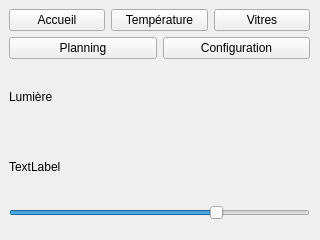
kimchicharlie/Envio, file thermostat/Thermostat/lumWindow.ui: the form before one commit.
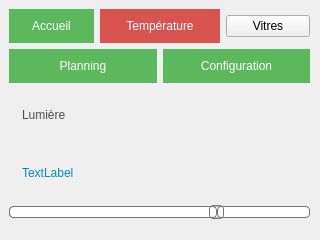
The form after the commit.

```diff
--- a/thermostat/Thermostat/lumWindow.ui
+++ b/thermostat/Thermostat/lumWindow.ui
@@ -31,6 +31,31 @@
       <layout class="QHBoxLayout" name="horizontalLayoutBtn1">
        <item>
         <widget class="QPushButton" name="AccueilBtn">
+         <property name="styleSheet">
+          <string notr="true">QPushButton
+{
+	font-family:&quot;Montserrat&quot;, sans-serif;
+	text-transform: uppercase;
+	outline: 0;
+	background: #5cb85c;
+	border: 0;
+	padding: 10px;
+	color: #FFFFFF;
+	font-size: 12px;
+}
+
+QPushButton:hover
+{
+	font-family:&quot;Montserrat&quot;, sans-serif;
+	text-transform: uppercase;
+	outline: 0;
+	background: #449d44;
+	border: 0;
+	padding: 10px;
+	color: #FFFFFF;
+	font-size: 12px;
+}</string>
+         </property>
          <property name="text">
           <string>Accueil</string>
          </property>
@@ -38,6 +63,33 @@
        </item>
        <item>
         <widget class="QPushButton" name="TempEditBtn">
+         <property name="styleSheet">
+          <string notr="true">QPushButton
+{
+	font-family:&quot;Montserrat&quot;, sans-serif;
+	text-transform: uppercase;
+	outline: 0;
+	background: #d9534f;
+	width: 100%;
+	border: 0;
+	padding: 10px;
+	color: #FFFFFF;
+	font-size: 12px;
+}
+
+QPushButton:hover
+{
+	font-family:&quot;Montserrat&quot;, sans-serif;
+	text-transform: uppercase;
+	outline: 0;
+	background: #c9302c;
+	width: 100%;
+	border: 0;
+	padding: 10px;
+	color: #FFFFFF;
+	font-size: 12px;
+}</string>
+         </property>
          <property name="text">
           <string>Température</string>
          </property>
@@ -54,6 +106,9 @@
      </item>
      <item row="2" column="1">
       <widget class="QLabel" name="LumFixLabel">
+       <property name="styleSheet">
+        <string notr="true">font-family: &quot;Montserrat&quot;, sans-serif; text-transform: uppercase; outline: 0; width: 100%; border: 0; padding: 10px;color: #4d4d4d;font-size: 12px;</string>
+       </property>
        <property name="text">
         <string>Lumière</string>
        </property>
@@ -61,6 +116,64 @@
      </item>
      <item row="4" column="1">
       <widget class="QSlider" name="LumHorizontalSlider">
+       <property name="styleSheet">
+        <string notr="true">QSlider::groove:horizontal {
+border: 1px solid #bbb;
+background: white;
+height: 10px;
+border-radius: 4px;
+}
+
+QSlider::sub-page:horizontal {
+background: qlineargradient(x1: 0, y1: 0,    x2: 0, y2: 1,
+    stop: 0 #00CCCC, stop: 1 #008C8C);
+background: qlineargradient(x1: 0, y1: 0.2, x2: 1, y2: 1,
+    stop: 0 #00CCCC, stop: 1 #008C8C);
+border: 1px solid #777;
+height: 10px;
+border-radius: 4px;
+}
+
+QSlider::add-page:horizontal {
+background: #fff;
+border: 1px solid #777;
+height: 10px;
+border-radius: 4px;
+}
+
+QSlider::handle:horizontal {
+background: qlineargradient(x1:0, y1:0, x2:1, y2:1,
+    stop:0 #eee, stop:1 #ccc);
+border: 1px solid #777;
+width: 13px;
+margin-top: -2px;
+margin-bottom: -2px;
+border-radius: 4px;
+}
+
+QSlider::handle:horizontal:hover {
+background: qlineargradient(x1:0, y1:0, x2:1, y2:1,
+    stop:0 #fff, stop:1 #ddd);
+border: 1px solid #444;
+border-radius: 4px;
+}
+
+QSlider::sub-page:horizontal:disabled {
+background: #bbb;
+border-color: #999;
+}
+
+QSlider::add-page:horizontal:disabled {
+background: #eee;
+border-color: #999;
+}
+
+QSlider::handle:horizontal:disabled {
+background: #eee;
+border: 1px solid #aaa;
+border-radius: 4px;
+}</string>
+       </property>
        <property name="minimum">
         <number>0</number>
        </property>
@@ -88,6 +201,31 @@
       <layout class="QHBoxLayout" name="horizontalLayoutBtn2">
        <item>
         <widget class="QPushButton" name="PlanningEditBtn">
+         <property name="styleSheet">
+          <string notr="true">QPushButton
+{
+	font-family:&quot;Montserrat&quot;, sans-serif;
+	text-transform: uppercase;
+	outline: 0;
+	background: #5cb85c;
+	border: 0;
+	padding: 10px;
+	color: #FFFFFF;
+	font-size: 12px;
+}
+
+QPushButton:hover
+{
+	font-family:&quot;Montserrat&quot;, sans-serif;
+	text-transform: uppercase;
+	outline: 0;
+	background: #449d44;
+	border: 0;
+	padding: 10px;
+	color: #FFFFFF;
+	font-size: 12px;
+}</string>
+         </property>
          <property name="text">
           <string>Planning</string>
          </property>
@@ -95,6 +233,31 @@
        </item>
        <item>
         <widget class="QPushButton" name="ConfigEditBtn">
+         <property name="styleSheet">
+          <string notr="true">QPushButton
+{
+	font-family:&quot;Montserrat&quot;, sans-serif;
+	text-transform: uppercase;
+	outline: 0;
+	background: #5cb85c;
+	border: 0;
+	padding: 10px;
+	color: #FFFFFF;
+	font-size: 12px;
+}
+
+QPushButton:hover
+{
+	font-family:&quot;Montserrat&quot;, sans-serif;
+	text-transform: uppercase;
+	outline: 0;
+	background: #449d44;
+	border: 0;
+	padding: 10px;
+	color: #FFFFFF;
+	font-size: 12px;
+}</string>
+         </property>
          <property name="text">
           <string>Configuration</string>
          </property>
@@ -104,6 +267,9 @@
      </item>
      <item row="3" column="1">
       <widget class="QLabel" name="LumLabel">
+       <property name="styleSheet">
+        <string notr="true">font-family: &quot;Montserrat&quot;, sans-serif; text-transform: uppercase; outline: 0; width: 100%; border: 0; padding: 10px;color: #0288d1;font-size: 12px;</string>
+       </property>
        <property name="text">
         <string>TextLabel</string>
        </property>
```
